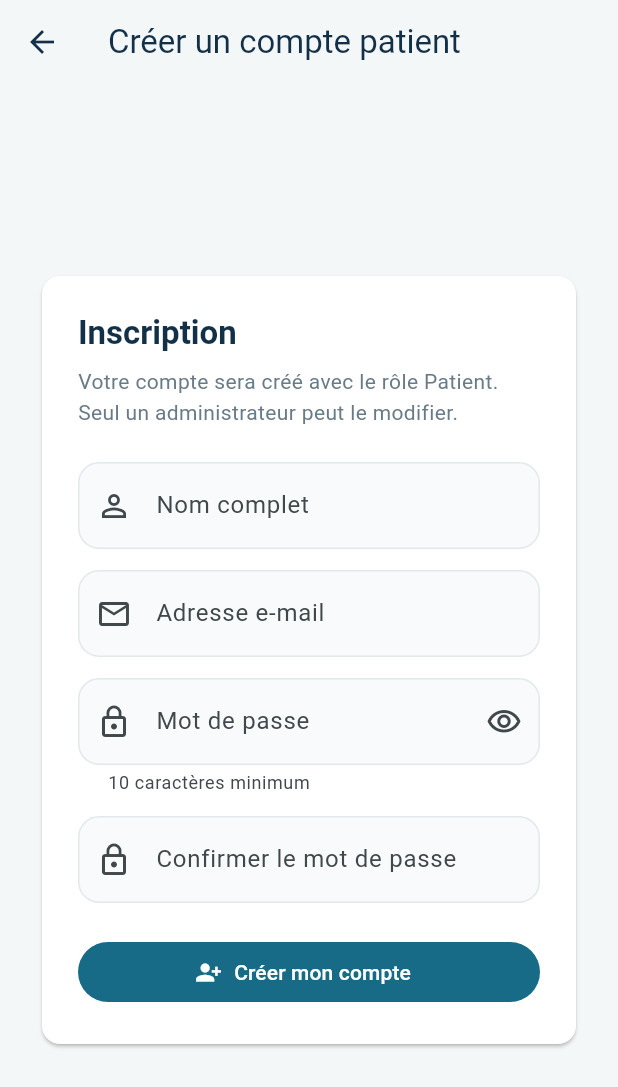
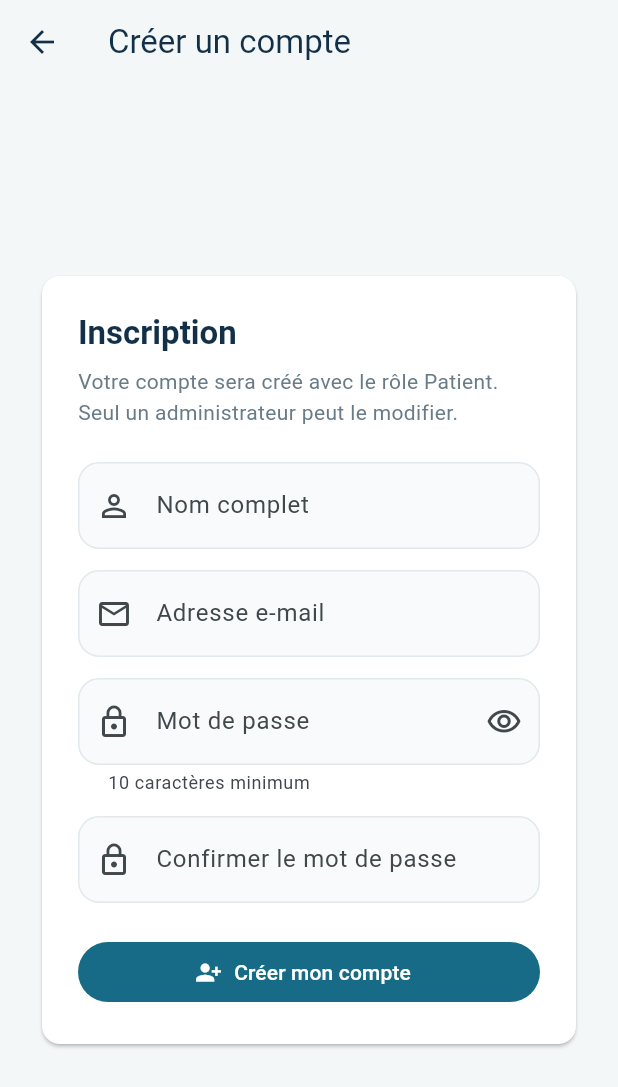
Before and after one commit to Meriemelghali/ProjetMobile4CS-SDE2, a Flutter app: the RegisterPage screen opened directly, on a phone screen of 412 x 824 dp. Shown: the top 1087 px of the screen. Run offline on Flutter 3.47's test engine with Material 3 defaults, Android fonts, the phone set to English and light mode, and no system bars; our stand-ins replace qr_flutter, share_plus, shared_preferences; accounts and stored records are empty.

Commit message:
modification login page2

```diff
--- a/hopital_connect/lib/features/auth/presentation/register_page.dart
+++ b/hopital_connect/lib/features/auth/presentation/register_page.dart
@@ -60,7 +60,7 @@ class _RegisterPageState extends State<RegisterPage> {
   Widget build(BuildContext context) {
     return Scaffold(
       appBar: AppBar(
-        title: const Text('Créer un compte patient'),
+        title: const Text('Créer un compte'),
         foregroundColor: AppColors.navy,
         backgroundColor: AppColors.background,
       ),
```
Also changed, not shown: 1 other file.
